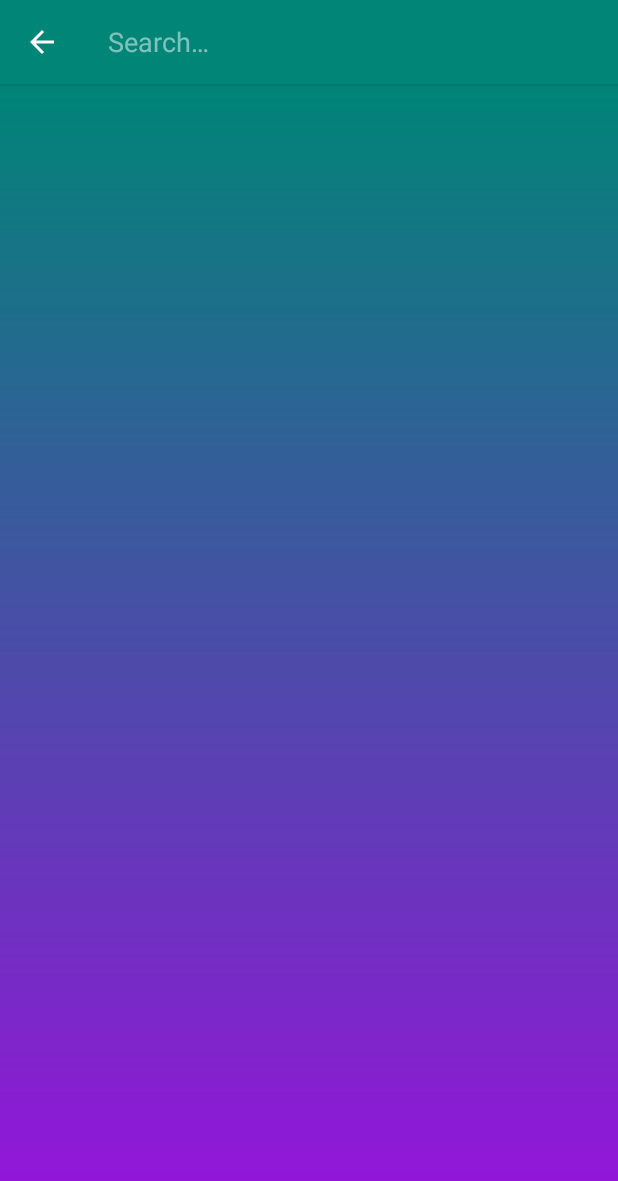
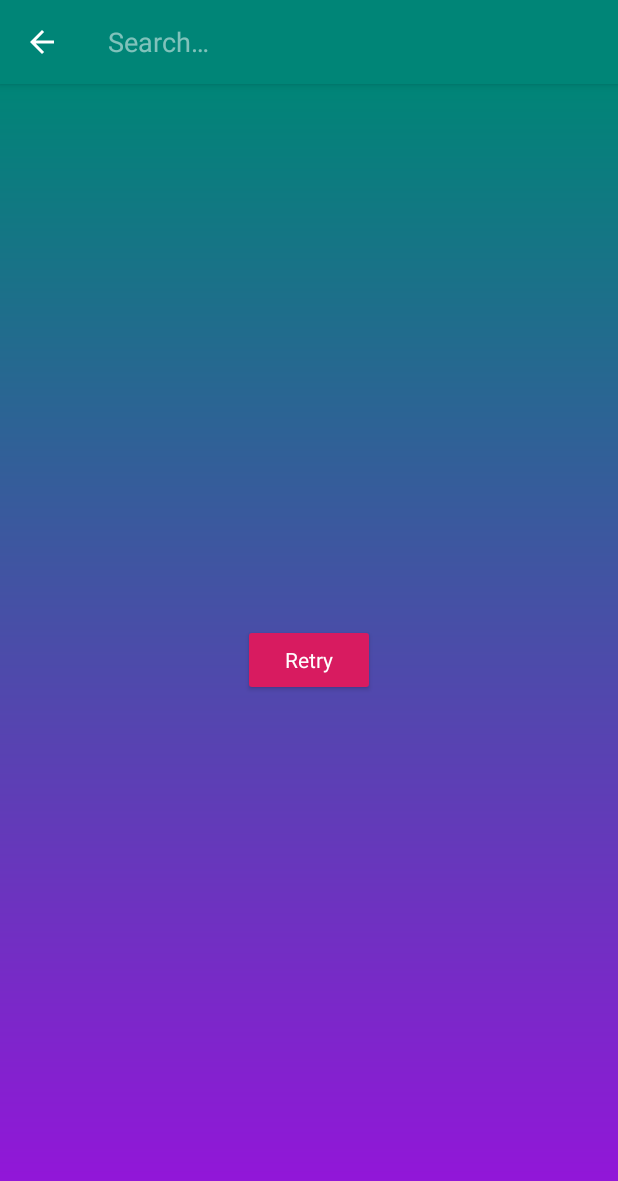
Before and after one commit to ruif3r/Pokedex, an Android app: the screen it shows after launch (MainActivity), after a tap on "search", on a phone screen of 412 x 824 dp. Shown: the top 1181 px of the screen. Run offline under Robolectric (Android 15) with nearby library versions, the phone set to English and light mode, and no system bars; our stand-ins replace Dagger/Hilt's generated code, Picasso, paging; pictures from the network do not load; 2 statements that could not run were skipped.

```diff
--- a/app/src/main/java/com/example/pokedex/repository/PokePagingSource.kt
+++ b/app/src/main/java/com/example/pokedex/repository/PokePagingSource.kt
@@ -3,12 +3,18 @@ package com.example.pokedex.repository
 import androidx.paging.PagingSource
 import com.example.pokedex.models.PokemonInfo
 import com.example.pokedex.pokeapi.PokeApiService
+import java.io.IOException
 
 class PokePagingSource(private val pokeApi: PokeApiService) : PagingSource<Int, PokemonInfo>() {
 
     override suspend fun load(params: LoadParams<Int>): LoadResult<Int, PokemonInfo> {
-        val pageNumber = params.key ?: 0
-        val pokeList = pokeApi.getPokemonList(pageNumber)
-        return LoadResult.Page(pokeList.pokemons, null, pageNumber + 20)
+        return try {
+            val pageNumber = params.key ?: 0
+            val pokeList = pokeApi.getPokemonList(pageNumber)
+            LoadResult.Page(pokeList.pokemons, null, pageNumber + 20)
+        } catch (e: IOException) {
+
+            LoadResult.Error(e)
+        }
     }
 }
--- a/app/src/main/java/com/example/pokedex/ui/mainlist/MainActivity.kt
+++ b/app/src/main/java/com/example/pokedex/ui/mainlist/MainActivity.kt
@@ -4,17 +4,22 @@ import android.os.Bundle
 import android.view.Menu
 import android.view.MenuInflater
 import android.view.MenuItem
+import android.widget.Button
 import android.widget.SearchView.OnQueryTextListener
+import android.widget.Toast
 import androidx.activity.viewModels
 import androidx.appcompat.app.AppCompatActivity
 import androidx.appcompat.widget.SearchView
+import androidx.core.view.isVisible
 import androidx.lifecycle.Observer
 import androidx.lifecycle.ViewModelProvider
 import androidx.paging.ItemSnapshotList
+import androidx.paging.LoadState
 import androidx.paging.PagingData
 import androidx.recyclerview.widget.GridLayoutManager
 import androidx.recyclerview.widget.RecyclerView
 import com.example.pokedex.App
+import com.example.pokedex.PokeLoadStateAdapter
 import com.example.pokedex.PokemonRecyclerAdapter
 import com.example.pokedex.R
 import com.example.pokedex.models.PokemonInfo
@@ -34,11 +39,13 @@ class MainActivity : AppCompatActivity() {
         (applicationContext as App).applicationComponent.inject(this)
         setupRecyclerView()
         subscribingToPagingSource(null)
+        showErrorsIfOccur()
     }
 
     private fun setupRecyclerView() {
         val recyclerView = findViewById<RecyclerView>(R.id.recyclerView)
-        recyclerView.adapter = pokemonRecyclerAdapter
+        recyclerView.adapter =
+            pokemonRecyclerAdapter.withLoadStateFooter(footer = PokeLoadStateAdapter { pokemonRecyclerAdapter.retry() })
         recyclerView.setHasFixedSize(true)
         recyclerView.layoutManager = GridLayoutManager(this, 3)
     }
@@ -58,6 +65,22 @@ class MainActivity : AppCompatActivity() {
                 )
             } else pokemonRecyclerAdapter.submitData(lifecycle, pagingData)
         })
+    }
+
+    private fun showErrorsIfOccur() {
+        val retryButton = findViewById<Button>(R.id.main_retry_button).also {
+            it.setOnClickListener { pokemonRecyclerAdapter.retry() }
+        }
+        pokemonRecyclerAdapter.addLoadStateListener {
+            retryButton.isVisible = it.refresh is LoadState.Error
+            when (it.refresh) {
+                is LoadState.Error -> Toast.makeText(
+                    this,
+                    getString(R.string.toast_error_message),
+                    Toast.LENGTH_SHORT
+                ).show()
+            }
+        }
     }
 
     override fun onCreateOptionsMenu(menu: Menu?): Boolean {
--- a/app/src/main/res/layout/activity_main.xml
+++ b/app/src/main/res/layout/activity_main.xml
@@ -1,5 +1,6 @@
 <?xml version="1.0" encoding="utf-8"?>
 <androidx.constraintlayout.widget.ConstraintLayout xmlns:android="http://schemas.android.com/apk/res/android"
+    xmlns:app="http://schemas.android.com/apk/res-auto"
     xmlns:tools="http://schemas.android.com/tools"
     android:layout_width="match_parent"
     android:layout_height="match_parent"
@@ -13,4 +14,15 @@
         android:layout_height="match_parent"
         android:scrollbars="vertical" />
 
+    <androidx.appcompat.widget.AppCompatButton
+        android:id="@+id/main_retry_button"
+        android:layout_width="wrap_content"
+        android:layout_height="wrap_content"
+        android:text="@string/retry_button"
+        style="@style/PokeButtonTheme"
+        app:layout_constraintBottom_toBottomOf="parent"
+        app:layout_constraintEnd_toEndOf="@+id/recyclerView"
+        app:layout_constraintStart_toStartOf="parent"
+        app:layout_constraintTop_toTopOf="parent" />
+
 </androidx.constraintlayout.widget.ConstraintLayout>
--- a/app/src/main/res/values/colors.xml
+++ b/app/src/main/res/values/colors.xml
@@ -3,4 +3,5 @@
     <color name="colorPrimary">#008577</color>
     <color name="colorPrimaryDark">#00574B</color>
     <color name="colorAccent">#D81B60</color>
+    <color name="colorAccentDark">#AD1457</color>
 </resources>
--- a/app/src/main/res/values/strings.xml
+++ b/app/src/main/res/values/strings.xml
@@ -1,4 +1,6 @@
 <resources>
     <string name="app_name">Pokedex</string>
     <string name="search_title">search</string>
+    <string name="retry_button">Retry</string>
+    <string name="toast_error_message">Oops, something went wrong</string>
 </resources>
--- a/app/src/main/res/values/styles.xml
+++ b/app/src/main/res/values/styles.xml
@@ -9,4 +9,9 @@
         <item name="android:textColor">@android:color/white</item>
     </style>
 
+    <style name="PokeButtonTheme" parent="AppTheme">
+        <item name="android:backgroundTint">@color/colorAccent</item>
+        <item name="android:foregroundTint">@color/colorAccentDark</item>
+    </style>
+
 </resources>
```
Also changed, not shown: app/src/main/java/com/example/pokedex/PokeLoadStateAdapter.kt (added, +43 -0 lines), app/src/main/res/layout/load_state_footer_pokemon_items.xml (added, +32 -0 lines).
